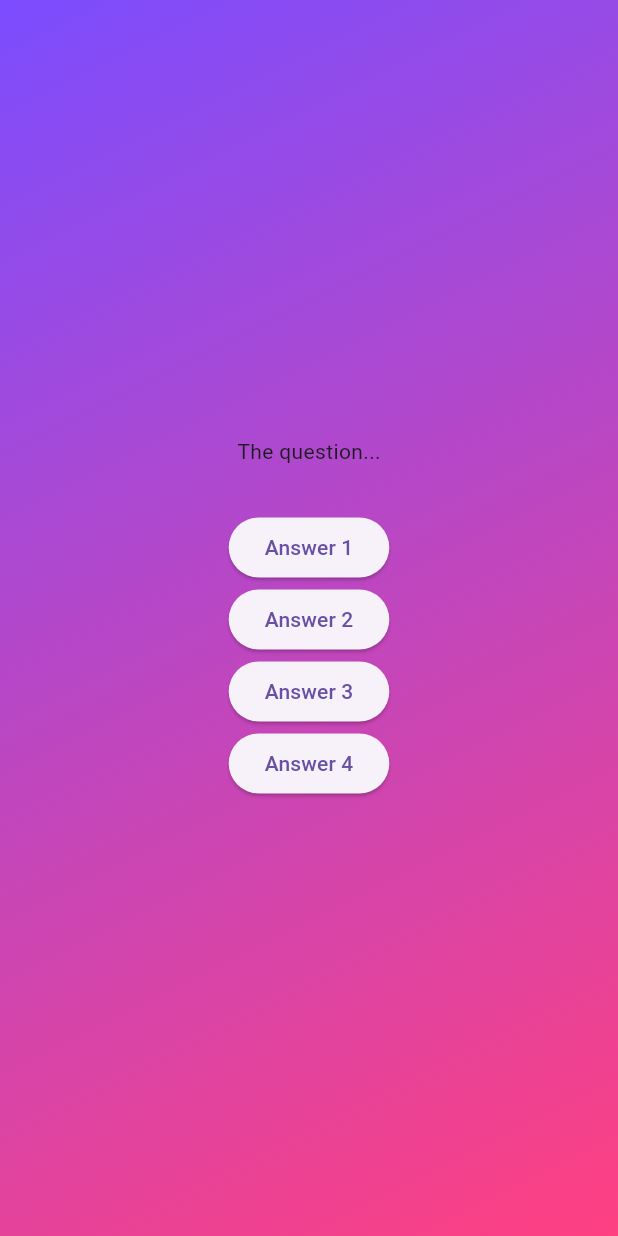
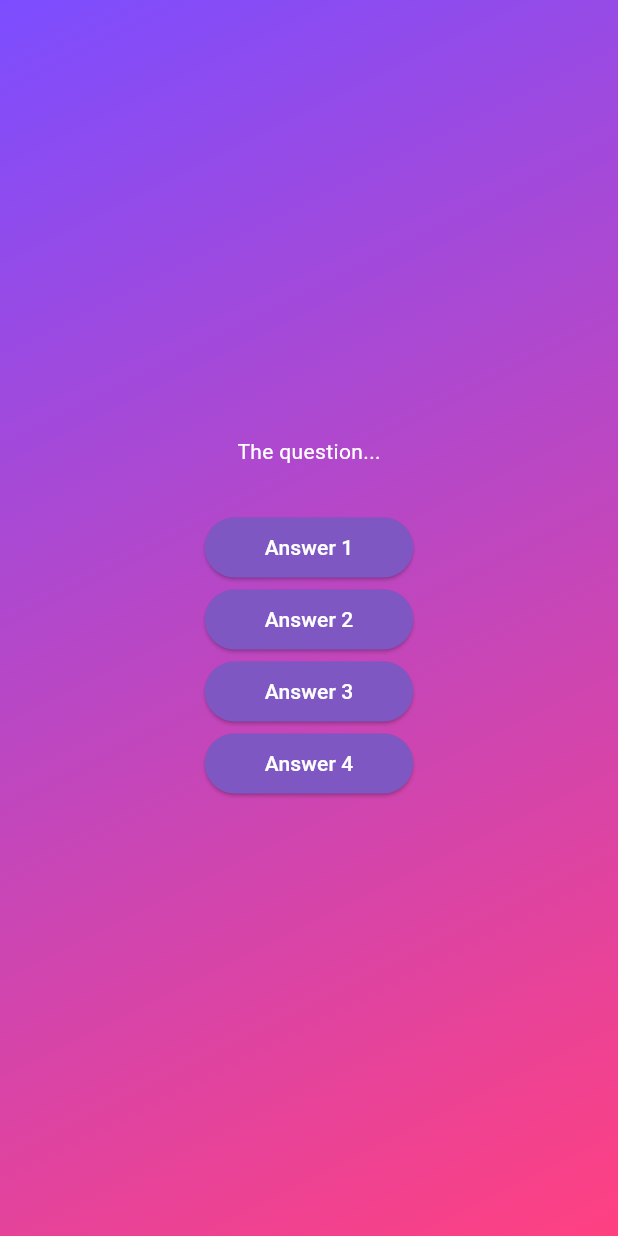
Before and after one commit to prechak/Flutter_Quiz_App, a Flutter app: the screen it shows after launch, after a tap on "Start Quiz", on a phone screen of 412 x 824 dp. Run offline on Flutter 3.47's test engine with Material 3 defaults, Android fonts, the phone set to English and light mode, and no system bars.

Commit message:
feat: add custom style button

```diff
--- /dev/null
+++ b/lib/answer_button.dart
@@ -0,0 +1,28 @@
+import 'package:flutter/material.dart';
+
+class AnswerButton extends StatelessWidget {
+  const AnswerButton(
+      {required this.answersText, required this.onTap, super.key});
+
+  final String answersText;
+  final void Function() onTap;
+
+  @override
+  Widget build(context) {
+    return ElevatedButton(
+      onPressed: onTap,
+      style: ElevatedButton.styleFrom(
+        padding: const EdgeInsets.symmetric(
+          vertical: 10,
+          horizontal: 40,
+        ),
+        backgroundColor: Colors.deepPurple[400],
+        foregroundColor: Colors.white,
+        // shape: RoundedRectangleBorder(
+        //   borderRadius: BorderRadius.circular(40),
+        // ),
+      ),
+      child: Text(answersText),
+    );
+  }
+}
--- a/lib/question_screen.dart
+++ b/lib/question_screen.dart
@@ -1,4 +1,5 @@
 import 'package:flutter/material.dart';
+import 'package:adv_basic/answer_button.dart';
 
 class QuestionScreen extends StatefulWidget {
   const QuestionScreen({super.key});
@@ -17,26 +18,17 @@ class _QuestionScreenState extends State<QuestionScreen> {
       child: Column(
         mainAxisAlignment: MainAxisAlignment.center,
         children: [
-          const Text('The question...'),
+          const Text(
+            'The question...',
+            style: TextStyle(color: Colors.white),
+          ),
           const SizedBox(
             height: 30,
           ),
-          ElevatedButton(
-            onPressed: () {},
-            child: const Text('Answer 1'),
-          ),
-          ElevatedButton(
-            onPressed: () {},
-            child: const Text('Answer 2'),
-          ),
-          ElevatedButton(
-            onPressed: () {},
-            child: const Text('Answer 3'),
-          ),
-          ElevatedButton(
-            onPressed: () {},
-            child: const Text('Answer 4'),
-          )
+          AnswerButton(answersText: 'Answer 1', onTap: () {}),
+          AnswerButton(answersText: 'Answer 2', onTap: () {}),
+          AnswerButton(answersText: 'Answer 3', onTap: () {}),
+          AnswerButton(answersText: 'Answer 4', onTap: () {}),
         ],
       ),
     );
```
